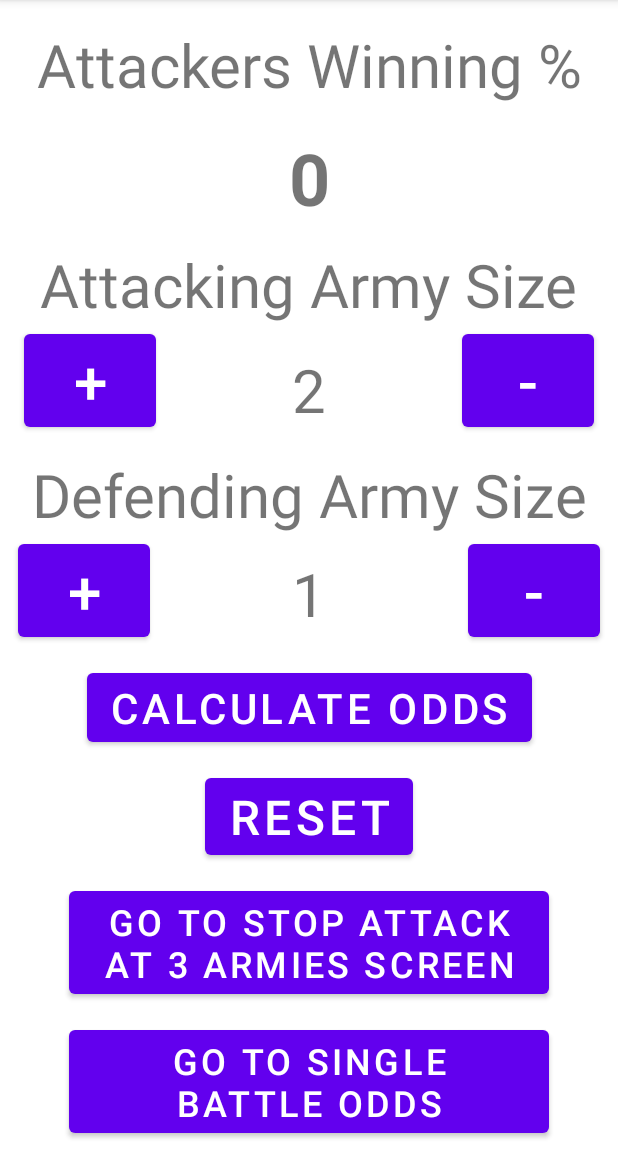
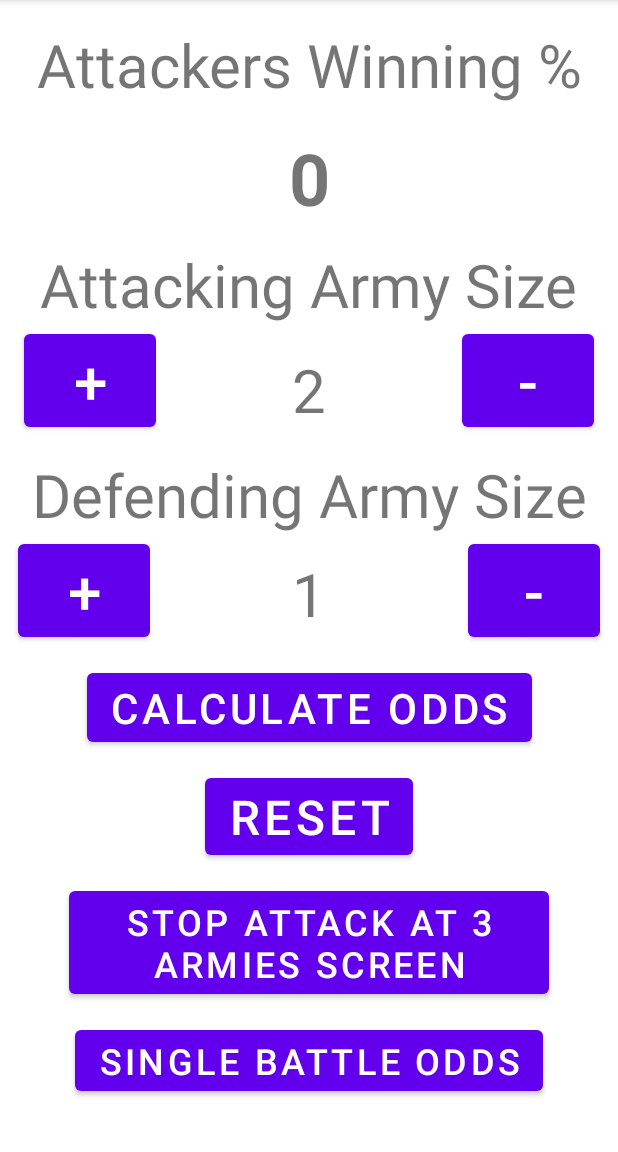
Before and after one commit to Napomoi/AD340GroupProject, an Android app: the screen it shows after launch (MainActivity), on a phone screen of 412 x 824 dp, the part 84-1236 px from its top. Run offline under Robolectric (Android 15) with nearby library versions, the phone set to English and light mode, and no system bars.

Commit message:
Added End Attack at 3 arnmies screen  Donald Mains 6/8/2022

```diff
--- a/JAVAMEETUI/app/src/main/AndroidManifest.xml
+++ b/JAVAMEETUI/app/src/main/AndroidManifest.xml
@@ -21,6 +21,11 @@
             android:name=".SettingsActivity"
             android:exported="true">
         </activity>
+        <activity
+            android:name=".SingleBattle"
+            android:exported="true">
+        </activity>
+
     </application>
 
 </manifest>
--- a/JAVAMEETUI/app/src/main/java/com/example/javameetui/MainActivity.java
+++ b/JAVAMEETUI/app/src/main/java/com/example/javameetui/MainActivity.java
@@ -35,6 +35,7 @@ public class MainActivity extends AppCompatActivity implements 	View.OnClickList
     private ToggleButton simpleToggleButton;
     private Button btnSubmit;
     private Button btnReset;
+    private Button btnSingleBattle;
     private ToggleButton toggleButton;
     private BreakIterator ToggleTextview;
     private Intent SettingsActivity;
@@ -68,6 +69,7 @@ public class MainActivity extends AppCompatActivity implements 	View.OnClickList
         btnSubmit = (Button) findViewById(R.id.btnSubmit);
         btnReset = (Button) findViewById(R.id.btnReset);
         btnSettings = (Button) findViewById(R.id.btnSettings);
+        btnSingleBattle = (Button) findViewById(R.id.btnSingleBattle);
         toggleButton = (ToggleButton) findViewById(R.id.toggleButton);
 
 
@@ -79,6 +81,7 @@ public class MainActivity extends AppCompatActivity implements 	View.OnClickList
         btnSubmit.setOnClickListener(this);
         btnReset.setOnClickListener(this);
         btnSettings.setOnClickListener(this);
+//        btnSingleBattle.setOnClickListener(this);
         }
 
     @Override
@@ -165,7 +168,9 @@ public class MainActivity extends AppCompatActivity implements 	View.OnClickList
     }
 
 //    private void openNewActivity4() {
-//        Intent intent4 = new Intent(this, BattleOdds.class);
+//        Intent intent4 = new Intent(this, SingleBattle.class);
 //        startActivity(intent4);
 //    }
+
+
 }
--- a/JAVAMEETUI/app/src/main/res/layout/activity_main.xml
+++ b/JAVAMEETUI/app/src/main/res/layout/activity_main.xml
@@ -140,7 +140,7 @@
         android:layout_width="wrap_content"
         android:layout_height="wrap_content"
         android:layout_marginTop="12dp"
-        android:text="GO to Stop Attack at 3 Armies Screen"
+        android:text="Stop Attack at 3 Armies Screen"
         android:textSize="24sp"
         app:layout_constraintTop_toBottomOf="@+id/btnReset"
         app:layout_constraintEnd_toEndOf="parent"
@@ -151,7 +151,7 @@
         android:layout_width="wrap_content"
         android:layout_height="wrap_content"
         android:layout_marginTop="12dp"
-        android:text="Go to Single Battle Odds"
+        android:text="Single Battle Odds"
         android:textSize="24sp"
         app:layout_constraintTop_toBottomOf="@+id/btnSettings"
         app:layout_constraintEnd_toEndOf="parent"
```
